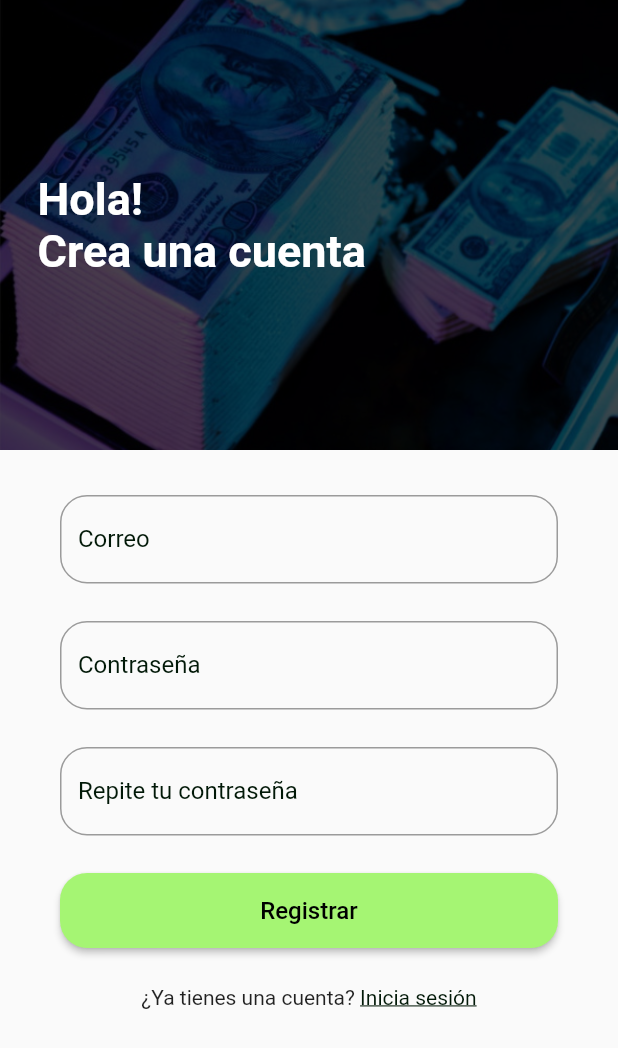
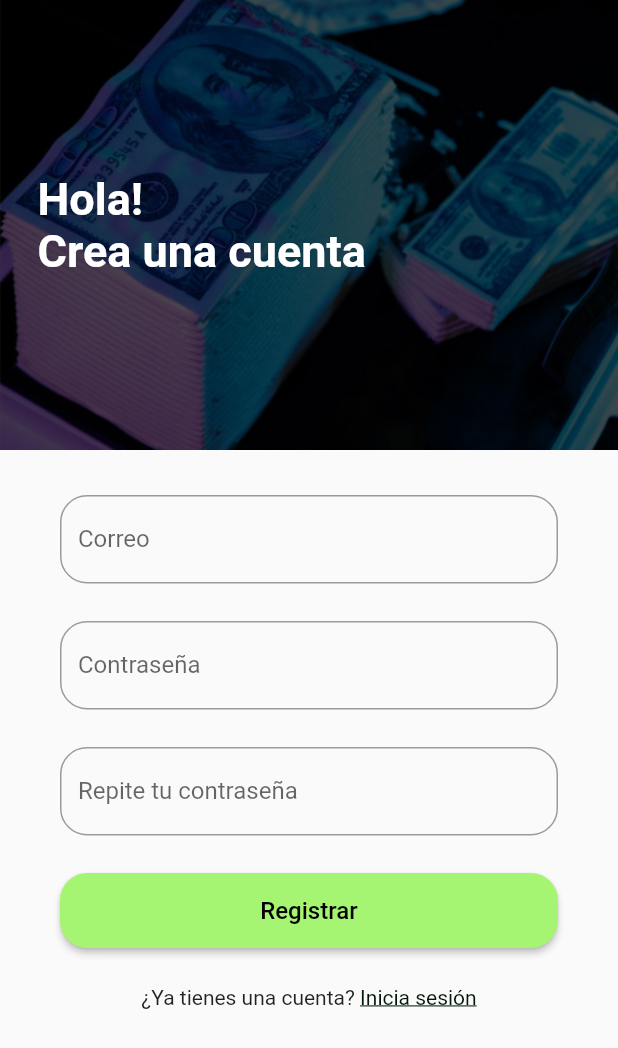
Before and after one commit to George2811/app-deteccion-de-billetes, a Flutter app: the screen it shows after launch, after a tap on "Regístrate", on a phone screen of 412 x 824 dp. Shown: the top 1048 px of the screen. Run offline on Flutter 3.47's test engine with Material 2 defaults, Android fonts, the phone set to English and light mode, and no system bars; our stand-ins replace persistent_bottom_nav_bar; network calls fail.

```diff
--- a/lib/main.dart
+++ b/lib/main.dart
@@ -11,9 +11,19 @@ class MainApp extends StatelessWidget {
 
   @override
   Widget build(BuildContext context) {
-    return const MaterialApp(
+    return MaterialApp(
       //home: BottomNavBar(),
-      home: LoginView(),
+      //debugShowCheckedModeBanner: false,
+      theme: ThemeData(
+        textSelectionTheme: const TextSelectionThemeData(
+          cursorColor: Color.fromARGB(255, 1, 24, 7),
+        ),
+        inputDecorationTheme: const InputDecorationTheme(
+          floatingLabelStyle: TextStyle(color: Color.fromARGB(255, 1, 24, 7)),
+          suffixIconColor: Color.fromARGB(255, 1, 24, 7),
+        ),
+      ),
+      home: const LoginView(),
     );
   }
 }
--- a/lib/ui/views/home.dart
+++ b/lib/ui/views/home.dart
@@ -44,7 +44,7 @@ class HomeView extends StatelessWidget {
             description: "Moneda Nacional del Perú",
             img: "assets/soles.jpg",
             flag: "assets/peru_flag.png",
-            symbol: "S/."
+            symbol: "S/"
           ),
           const SizedBox(height: 14),
           const CurrencyCard(
@@ -55,7 +55,7 @@ class HomeView extends StatelessWidget {
             symbol: "\$"
           ),
         ]
-      )
+      ),
     );
   }
 }
--- a/lib/ui/views/login.dart
+++ b/lib/ui/views/login.dart
@@ -1,3 +1,4 @@
+import 'package:counterfeit_detector/ui/views/control.dart';
 import 'package:counterfeit_detector/ui/views/home.dart';
 import 'package:counterfeit_detector/ui/views/register.dart';
 import 'package:flutter/material.dart';
@@ -14,6 +15,8 @@ class _LoginViewState extends State<LoginView> {
   //final _formKey = GlobalKey<FormState>();
   final _emailController = TextEditingController();
   final _passwordController = TextEditingController();
+
+  bool passenable = true;
 
 
   @override
@@ -75,12 +78,8 @@ class _LoginViewState extends State<LoginView> {
                 children: [
                   TextFormField(
                     controller: _emailController,
-                    cursorColor: const Color.fromARGB(255, 1, 24, 7),
                     decoration: InputDecoration(
                       labelText: "Correo",
-                      labelStyle: const TextStyle(
-                        color: Color.fromARGB(255, 1, 24, 7),
-                      ),
                       border: OutlineInputBorder(
                         borderRadius: BorderRadius.circular(18),
                       ),
@@ -96,11 +95,15 @@ class _LoginViewState extends State<LoginView> {
                   const SizedBox(height: 25),
                   TextFormField(
                     controller: _passwordController,
-                    cursorColor: const Color.fromARGB(255, 1, 24, 7),
+                    obscureText: passenable,
                     decoration: InputDecoration(
                       labelText: "Contraseña",
-                      labelStyle: const TextStyle(
-                        color: Color.fromARGB(255, 1, 24, 7),
+                      suffixIcon: IconButton(
+                        icon: Icon(passenable== true? Icons.remove_red_eye : Icons.visibility_off, size: 20),
+                        splashRadius: 15,
+                        onPressed: (){
+                          setState(() => passenable = !passenable);
+                        },
                       ),
                       border: OutlineInputBorder(
                         borderRadius: BorderRadius.circular(18),
@@ -127,7 +130,7 @@ class _LoginViewState extends State<LoginView> {
                       ),
                       onPressed: (){
                         // En verdad debe redirigir a una vista qye tenga el bottom_navbar, ya q ese gestiona todo
-                        Navigator.push(context, MaterialPageRoute(builder: (context) => const HomeView()));
+                        Navigator.push(context, MaterialPageRoute(builder: (context) => const ControlView()));
                       },
                       child: const Text(
                         "Ingresar",
--- a/lib/ui/views/register.dart
+++ b/lib/ui/views/register.dart
@@ -1,3 +1,5 @@
+import 'package:counterfeit_detector/ui/views/control.dart';
+import 'package:counterfeit_detector/ui/views/home.dart';
 import 'package:counterfeit_detector/ui/views/login.dart';
 import 'package:flutter/material.dart';
 
@@ -26,11 +28,11 @@ class _RegisterViewState extends State<RegisterView> {
               height: 300,
               decoration: BoxDecoration(
                 image: DecorationImage(
-                  image: AssetImage("assets/cover.jpg"),
+                  image: const AssetImage("assets/cover.jpg"),
                   fit: BoxFit.cover,
                   colorFilter: ColorFilter.mode(
                     Colors.black.withOpacity(0.7), // Ajusta el nivel de opacidad aquí
-                    BlendMode.darken, // El modo de mezcla, puedes ajustarlo según tus necesidades
+                    BlendMode.darken,
                   ),
                 ),
               ),
@@ -67,12 +69,8 @@ class _RegisterViewState extends State<RegisterView> {
                 children: [
                   TextFormField(
                     controller: _emailController,
-                    cursorColor: const Color.fromARGB(255, 1, 24, 7),
                     decoration: InputDecoration(
                       labelText: "Correo",
-                      labelStyle: const TextStyle(
-                        color: Color.fromARGB(255, 1, 24, 7),
-                      ),
                       border: OutlineInputBorder(
                         borderRadius: BorderRadius.circular(18),
                       ),
@@ -88,12 +86,8 @@ class _RegisterViewState extends State<RegisterView> {
                   const SizedBox(height: 25),
                   TextFormField(
                     controller: _passwordController,
-                    cursorColor: const Color.fromARGB(255, 1, 24, 7),
                     decoration: InputDecoration(
                       labelText: "Contraseña",
-                      labelStyle: const TextStyle(
-                        color: Color.fromARGB(255, 1, 24, 7),
-                      ),
                       border: OutlineInputBorder(
                         borderRadius: BorderRadius.circular(18),
                       ),
@@ -109,12 +103,8 @@ class _RegisterViewState extends State<RegisterView> {
                   const SizedBox(height: 25),
                   TextFormField(
                     controller: _password2Controller,
-                    cursorColor: const Color.fromARGB(255, 1, 24, 7),
                     decoration: InputDecoration(
                       labelText: "Repite tu contraseña",
-                      labelStyle: const TextStyle(
-                        color: Color.fromARGB(255, 1, 24, 7),
-                      ),
                       border: OutlineInputBorder(
                         borderRadius: BorderRadius.circular(18),
                       ),
@@ -138,7 +128,9 @@ class _RegisterViewState extends State<RegisterView> {
                           borderRadius: BorderRadius.circular(18),
                         ),
                       ),
-                      onPressed: (){},
+                      onPressed: (){
+                        Navigator.push(context, MaterialPageRoute(builder: (context) => const ControlView()));
+                      },
                       child: const Text(
                         "Registrar",
                         style: TextStyle(
--- a/lib/ui/widgets/bottom_navbar.dart
+++ b/lib/ui/widgets/bottom_navbar.dart
@@ -1,5 +1,6 @@
 import 'package:counterfeit_detector/ui/views/guide.dart';
 import 'package:counterfeit_detector/ui/views/home.dart';
+import 'package:counterfeit_detector/ui/views/select_currency.dart';
 import 'package:flutter/material.dart';
 import 'package:persistent_bottom_nav_bar/persistent_tab_view.dart';
 
@@ -11,7 +12,7 @@ class BottomNavBar extends StatelessWidget {
     List<Widget> _buildScreens() {
       return [
         const HomeView(),
-        const GuideView(),
+        const SelectCurrency(),
         const GuideView()
       ];
     }
--- a/lib/ui/widgets/detection_card.dart
+++ b/lib/ui/widgets/detection_card.dart
@@ -33,7 +33,7 @@ class DetectionCard extends StatelessWidget {
                   crossAxisAlignment: CrossAxisAlignment.start,
                   children: [
                     const Text(
-                      "Deteccion de billetes",
+                      "Detector de billetes",
                       style: TextStyle(
                         color: Colors.white,
                         fontWeight: FontWeight.bold,
```
Also changed, not shown: assets/currencies.json (added, +66 -0 lines), lib/ui/views/control.dart (added, +11 -0 lines), lib/ui/views/guide.dart (+45 -4 lines), lib/ui/views/select_currency.dart (added, +194 -0 lines).
